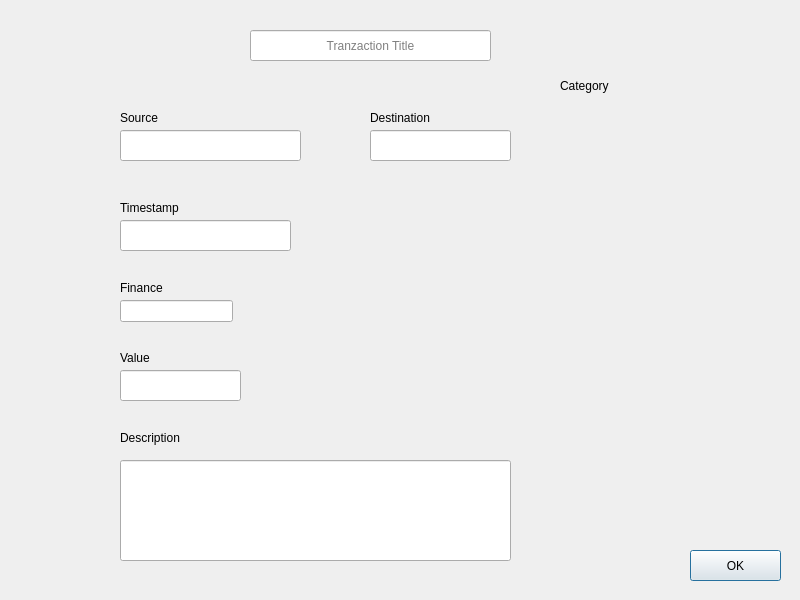
This is 3_Solution/CleverClient/infotranzactiondialog.ui in georgecpp/CleverPocket as Qt 5 draws it before an edit. The edited form follows.
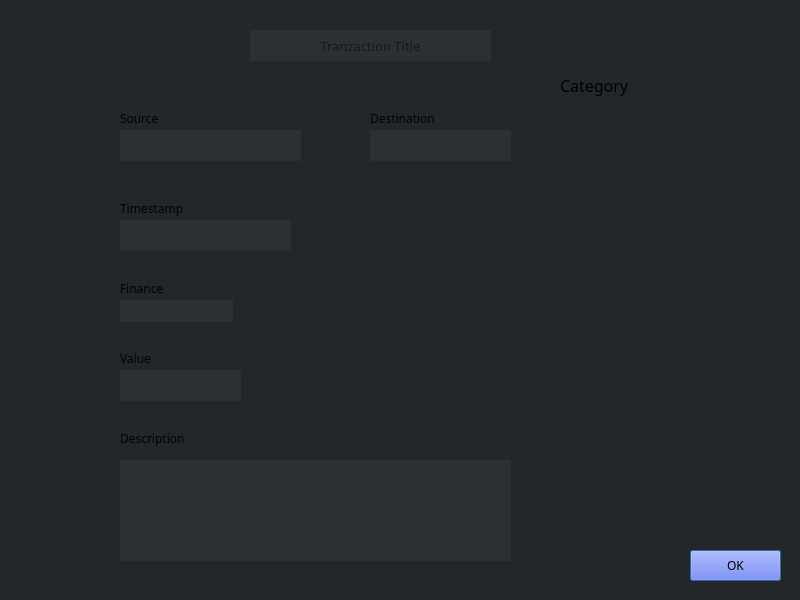
This is the edited form.

Diff of the .ui file:
```diff
--- a/3_Solution/CleverClient/infotranzactiondialog.ui
+++ b/3_Solution/CleverClient/infotranzactiondialog.ui
@@ -13,6 +13,11 @@
   <property name="windowTitle">
    <string>InfoTranzactionDialog</string>
   </property>
+  <property name="styleSheet">
+   <string notr="true">background-color:rgb(35, 39, 42);
+
+</string>
+  </property>
   <widget class="QLineEdit" name="sourceInfoLineEdit">
    <property name="geometry">
     <rect>
@@ -22,6 +27,19 @@
      <height>31</height>
     </rect>
    </property>
+   <property name="font">
+    <font>
+     <family>Whitney</family>
+     <pointsize>9</pointsize>
+    </font>
+   </property>
+   <property name="styleSheet">
+    <string notr="true">QLineEdit[text]{
+color: white;}
+QLineEdit{
+background-color: rgb(44, 47, 51);
+border:none;}</string>
+   </property>
    <property name="readOnly">
     <bool>true</bool>
    </property>
@@ -35,6 +53,19 @@
      <height>31</height>
     </rect>
    </property>
+   <property name="font">
+    <font>
+     <family>Whitney</family>
+     <pointsize>9</pointsize>
+    </font>
+   </property>
+   <property name="styleSheet">
+    <string notr="true">QLineEdit[text]{
+color: white;}
+QLineEdit{
+background-color: rgb(44, 47, 51);
+border:none;}</string>
+   </property>
    <property name="readOnly">
     <bool>true</bool>
    </property>
@@ -48,6 +79,19 @@
      <height>31</height>
     </rect>
    </property>
+   <property name="font">
+    <font>
+     <family>Whitney</family>
+     <pointsize>9</pointsize>
+    </font>
+   </property>
+   <property name="styleSheet">
+    <string notr="true">QLineEdit[text]{
+color: white;}
+QLineEdit{
+background-color: rgb(44, 47, 51);
+border:none;}</string>
+   </property>
    <property name="readOnly">
     <bool>true</bool>
    </property>
@@ -61,6 +105,19 @@
      <height>22</height>
     </rect>
    </property>
+   <property name="font">
+    <font>
+     <family>Whitney</family>
+     <pointsize>9</pointsize>
+    </font>
+   </property>
+   <property name="styleSheet">
+    <string notr="true">QLineEdit[text]{
+color: white;}
+QLineEdit{
+background-color: rgb(44, 47, 51);
+border:none;}</string>
+   </property>
    <property name="readOnly">
     <bool>true</bool>
    </property>
@@ -74,6 +131,21 @@
      <height>31</height>
     </rect>
    </property>
+   <property name="font">
+    <font>
+     <family>Whitney</family>
+     <pointsize>9</pointsize>
+    </font>
+   </property>
+   <property name="styleSheet">
+    <string notr="true">
+QLineEdit[text]{
+color: white;}
+QLineEdit{
+background-color: rgb(44, 47, 51);
+border:none;
+}</string>
+   </property>
    <property name="readOnly">
     <bool>true</bool>
    </property>
@@ -87,6 +159,19 @@
      <height>101</height>
     </rect>
    </property>
+   <property name="font">
+    <font>
+     <family>Whitney</family>
+     <pointsize>9</pointsize>
+    </font>
+   </property>
+   <property name="styleSheet">
+    <string notr="true">QLineEdit[text]{
+color: white;}
+QLineEdit{
+background-color: rgb(44, 47, 51);
+border:none;}</string>
+   </property>
    <property name="alignment">
     <set>Qt::AlignLeading|Qt::AlignLeft|Qt::AlignTop</set>
    </property>
@@ -103,6 +188,19 @@
      <height>16</height>
     </rect>
    </property>
+   <property name="font">
+    <font>
+     <family>Whitney</family>
+     <pointsize>9</pointsize>
+    </font>
+   </property>
+   <property name="styleSheet">
+    <string notr="true">QLabel[text]{
+color: white;}
+QLabel{
+background-color:rgb(35, 39, 42);
+border:none;}</string>
+   </property>
    <property name="text">
     <string>Source</string>
    </property>
@@ -116,6 +214,19 @@
      <height>16</height>
     </rect>
    </property>
+   <property name="font">
+    <font>
+     <family>Whitney</family>
+     <pointsize>9</pointsize>
+    </font>
+   </property>
+   <property name="styleSheet">
+    <string notr="true">QLabel[text]{
+color: white;}
+QLabel{
+background-color:rgb(35, 39, 42);
+border:none;}</string>
+   </property>
    <property name="text">
     <string>Destination</string>
    </property>
@@ -129,6 +240,19 @@
      <height>16</height>
     </rect>
    </property>
+   <property name="font">
+    <font>
+     <family>Whitney</family>
+     <pointsize>9</pointsize>
+    </font>
+   </property>
+   <property name="styleSheet">
+    <string notr="true">QLabel[text]{
+color: white;}
+QLabel{
+background-color:rgb(35, 39, 42);
+border:none;}</string>
+   </property>
    <property name="text">
     <string>Timestamp</string>
    </property>
@@ -142,6 +266,19 @@
      <height>16</height>
     </rect>
    </property>
+   <property name="font">
+    <font>
+     <family>Whitney</family>
+     <pointsize>9</pointsize>
+    </font>
+   </property>
+   <property name="styleSheet">
+    <string notr="true">QLabel[text]{
+color: white;}
+QLabel{
+background-color:rgb(35, 39, 42);
+border:none;}</string>
+   </property>
    <property name="text">
     <string>Finance</string>
    </property>
@@ -155,6 +292,19 @@
      <height>16</height>
     </rect>
    </property>
+   <property name="font">
+    <font>
+     <family>Whitney</family>
+     <pointsize>9</pointsize>
+    </font>
+   </property>
+   <property name="styleSheet">
+    <string notr="true">QLabel[text]{
+color: white;}
+QLabel{
+background-color:rgb(35, 39, 42);
+border:none;}</string>
+   </property>
    <property name="text">
     <string>Value</string>
    </property>
@@ -168,6 +318,19 @@
      <height>16</height>
     </rect>
    </property>
+   <property name="font">
+    <font>
+     <family>Whitney</family>
+     <pointsize>9</pointsize>
+    </font>
+   </property>
+   <property name="styleSheet">
+    <string notr="true">QLabel[text]{
+color: white;}
+QLabel{
+background-color:rgb(35, 39, 42);
+border:none;}</string>
+   </property>
    <property name="text">
     <string>Description</string>
    </property>
@@ -181,6 +344,19 @@
      <height>31</height>
     </rect>
    </property>
+   <property name="font">
+    <font>
+     <family>Whitney</family>
+     <pointsize>10</pointsize>
+    </font>
+   </property>
+   <property name="styleSheet">
+    <string notr="true">QLineEdit[text]{
+color: white;}
+QLineEdit{
+background-color: rgb(44, 47, 51);
+border:none;}</string>
+   </property>
    <property name="alignment">
     <set>Qt::AlignCenter</set>
    </property>
@@ -200,6 +376,28 @@
      <height>31</height>
     </rect>
    </property>
+   <property name="font">
+    <font>
+     <family>Whitney</family>
+     <pointsize>9</pointsize>
+    </font>
+   </property>
+   <property name="styleSheet">
+    <string notr="true">
+QPushButton {
+     background-color: rgb(88, 101, 242);
+ }
+ QPushButton#pushButton:pressed {
+   	background-color: rgb(88, 157, 242); 
+ }
+ QPushButton#pushButton:hover {
+     
+	background-color: rgb(88, 157, 242);
+ }
+ QPushButton[text] {
+    color:white;
+ }</string>
+   </property>
    <property name="text">
     <string>OK</string>
    </property>
@@ -213,6 +411,19 @@
      <height>31</height>
     </rect>
    </property>
+   <property name="font">
+    <font>
+     <family>Whitney</family>
+     <pointsize>12</pointsize>
+    </font>
+   </property>
+   <property name="styleSheet">
+    <string notr="true">QLabel[text]{
+color: white;}
+QLabel{
+background-color:rgb(35, 39, 42);
+border:none;}</string>
+   </property>
    <property name="text">
     <string>Category</string>
    </property>
```
